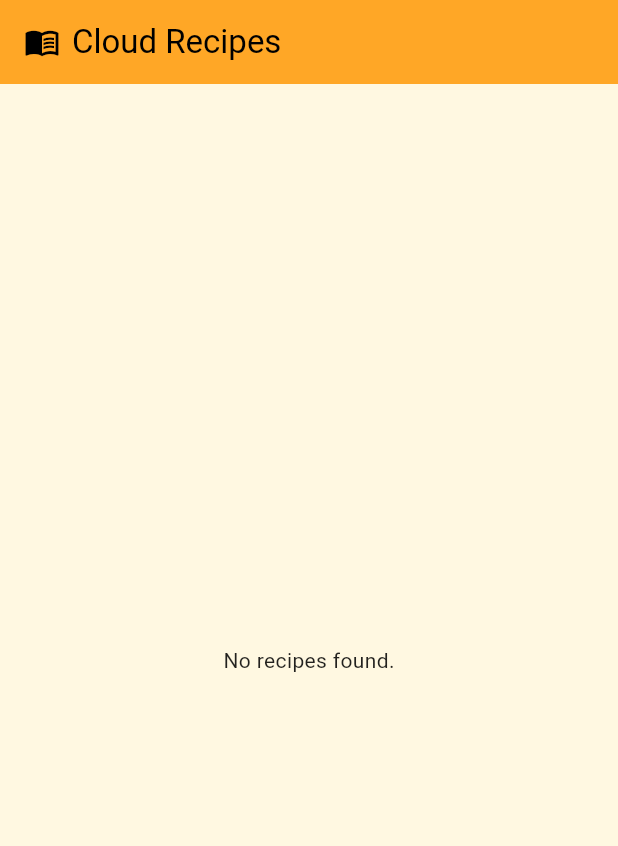
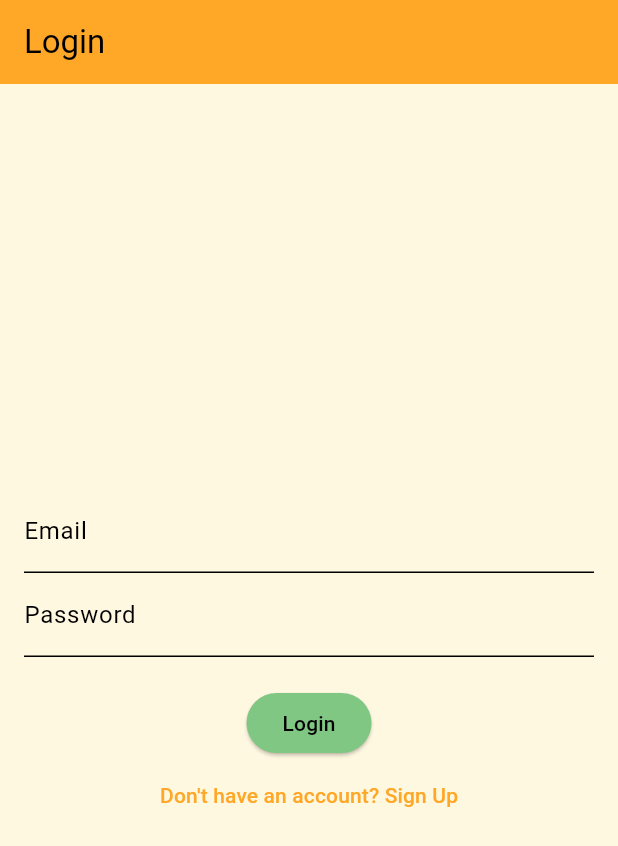
Before and after one commit to luisfelipealves/recipe_cloud_app, a Flutter app: the screen it shows after launch, on a phone screen of 412 x 824 dp. Shown: the top 846 px of the screen. Run offline on Flutter 3.47's test engine with Material 3 defaults, Android fonts, the light colour scheme and no system bars; our stand-ins replace flutter_dotenv, supabase_flutter; accounts and stored records are empty.

Commit message:
Refactor HomePage to include AuthService for authentication management; update MyApp to use AuthGate for handling user authentication and recipe service initialization.

```diff
--- /dev/null
+++ b/lib/core/services/auth_service.dart
@@ -0,0 +1,48 @@
+import 'dart:async';
+import 'package:flutter/foundation.dart';
+import 'package:supabase_flutter/supabase_flutter.dart';
+
+class AuthService {
+  final SupabaseClient _client;
+
+  AuthService(this._client);
+
+  Stream<AuthState> get authStateChanges => _client.auth.onAuthStateChange;
+
+  User? get currentUser => _client.auth.currentUser;
+
+  Future<void> signUp({required String email, required String password}) async {
+    try {
+      final AuthResponse res = await _client.auth.signUp(
+        email: email,
+        password: password,
+      );
+      if (res.user == null) {
+        throw Exception('Sign up failed: No user returned.');
+      }
+      debugPrint('Sign up successful for user: ${res.user!.id}');
+    } on AuthException catch (e) {
+      debugPrint('Supabase AuthException on sign up: ${e.message}');
+      throw Exception('Sign up failed: ${e.message}');
+    } catch (e) {
+      debugPrint('Generic exception on sign up: $e');
+      throw Exception('An unexpected error occurred during sign up.');
+    }
+  }
+
+  Future<void> signInWithPassword({
+    required String email,
+    required String password,
+  }) async {
+    try {
+      await _client.auth.signInWithPassword(email: email, password: password);
+    } on AuthException catch (e) {
+      debugPrint('Supabase AuthException on sign in: ${e.message}');
+      throw Exception('Sign in failed: ${e.message}');
+    }
+  }
+
+  Future<void> signOut() async {
+    await _client.auth.signOut();
+  }
+}
--- /dev/null
+++ b/lib/features/auth/presentation/pages/auth_gate.dart
@@ -0,0 +1,73 @@
+import 'package:flutter/material.dart';
+import 'package:recipe_cloud_app/core/services/auth_service.dart';
+import 'package:recipe_cloud_app/core/services/recipe_service.dart';
+import 'package:recipe_cloud_app/features/auth/presentation/pages/login_page.dart';
+import 'package:recipe_cloud_app/features/auth/presentation/pages/signup_page.dart';
+import 'package:recipe_cloud_app/features/recipes/presentation/pages/home_page.dart';
+import 'package:supabase_flutter/supabase_flutter.dart';
+
+class AuthGate extends StatefulWidget {
+  final AuthService authService;
+  final RecipeService recipeService;
+
+  const AuthGate({
+    super.key,
+    required this.authService,
+    required this.recipeService,
+  });
+
+  @override
+  State<AuthGate> createState() => _AuthGateState();
+}
+
+class _AuthGateState extends State<AuthGate> {
+  bool _showLoginPage = true;
+
+  void _toggleAuthPages() {
+    setState(() {
+      _showLoginPage = !_showLoginPage;
+    });
+  }
+
+  @override
+  Widget build(BuildContext context) {
+    return StreamBuilder<AuthState>(
+      stream: widget.authService.authStateChanges,
+      builder: (context, snapshot) {
+        // This check is important to handle the initial state before the stream emits.
+        if (snapshot.connectionState == ConnectionState.waiting) {
+          return const Scaffold(
+            body: Center(child: CircularProgressIndicator()),
+          );
+        }
+
+        final session = snapshot.data?.session;
+
+        if (session != null && session.user != null) {
+          return HomePage(
+            recipeService: widget.recipeService,
+            authService: widget.authService,
+          );
+        } else {
+          if (_showLoginPage) {
+            return LoginPage(
+              authService: widget.authService,
+              onSignedIn: () {
+                /* StreamBuilder will rebuild */
+              },
+              onNavigateToSignUp: _toggleAuthPages,
+            );
+          } else {
+            return SignUpPage(
+              authService: widget.authService,
+              onSignedIn: () {
+                /* StreamBuilder will rebuild */
+              },
+              onNavigateToLogin: _toggleAuthPages,
+            );
+          }
+        }
+      },
+    );
+  }
+}
--- /dev/null
+++ b/lib/features/auth/presentation/pages/login_page.dart
@@ -0,0 +1,105 @@
+import 'package:flutter/material.dart';
+import 'package:recipe_cloud_app/core/services/auth_service.dart';
+
+class LoginPage extends StatefulWidget {
+  final AuthService authService;
+  final VoidCallback onSignedIn;
+  final VoidCallback onNavigateToSignUp;
+
+  const LoginPage({
+    super.key,
+    required this.authService,
+    required this.onSignedIn,
+    required this.onNavigateToSignUp,
+  });
+
+  @override
+  State<LoginPage> createState() => _LoginPageState();
+}
+
+class _LoginPageState extends State<LoginPage> {
+  final _formKey = GlobalKey<FormState>();
+  final _emailController = TextEditingController();
+  final _passwordController = TextEditingController();
+  bool _isLoading = false;
+  String? _errorMessage;
+
+  Future<void> _signIn() async {
+    if (_formKey.currentState!.validate()) {
+      setState(() {
+        _isLoading = true;
+        _errorMessage = null;
+      });
+      try {
+        await widget.authService.signInWithPassword(
+          email: _emailController.text.trim(),
+          password: _passwordController.text.trim(),
+        );
+        widget.onSignedIn();
+      } catch (e) {
+        setState(() {
+          _errorMessage = e.toString();
+        });
+      } finally {
+        if (mounted) {
+          setState(() {
+            _isLoading = false;
+          });
+        }
+      }
+    }
+  }
+
+  @override
+  Widget build(BuildContext context) {
+    return Scaffold(
+      appBar: AppBar(title: const Text('Login')),
+      body: Padding(
+        padding: const EdgeInsets.all(16.0),
+        child: Form(
+          key: _formKey,
+          child: Column(
+            mainAxisAlignment: MainAxisAlignment.center,
+            children: <Widget>[
+              TextFormField(
+                controller: _emailController,
+                decoration: const InputDecoration(labelText: 'Email'),
+                validator: (value) => value!.isEmpty ? 'Enter email' : null,
+              ),
+              TextFormField(
+                controller: _passwordController,
+                decoration: const InputDecoration(labelText: 'Password'),
+                obscureText: true,
+                validator: (value) => value!.isEmpty ? 'Enter password' : null,
+              ),
+              const SizedBox(height: 20),
+              if (_isLoading)
+                const CircularProgressIndicator()
+              else
+                ElevatedButton(onPressed: _signIn, child: const Text('Login')),
+              if (_errorMessage != null)
+                Padding(
+                  padding: const EdgeInsets.all(8.0),
+                  child: Text(
+                    _errorMessage!,
+                    style: const TextStyle(color: Colors.red),
+                  ),
+                ),
+              TextButton(
+                onPressed: widget.onNavigateToSignUp,
+                child: const Text('Don\'t have an account? Sign Up'),
+              ),
+            ],
+          ),
+        ),
+      ),
+    );
+  }
+
+  @override
+  void dispose() {
+    _emailController.dispose();
+    _passwordController.dispose();
+    super.dispose();
+  }
+}
--- a/lib/presentation/app.dart
+++ b/lib/presentation/app.dart
@@ -1,7 +1,8 @@
 import 'package:flutter/material.dart';
+import 'package:recipe_cloud_app/core/services/auth_service.dart';
 import 'package:recipe_cloud_app/core/services/recipe_service.dart';
 import 'package:recipe_cloud_app/core/theme/app_theme.dart';
-import 'package:recipe_cloud_app/features/recipes/presentation/pages/home_page.dart';
+import 'package:recipe_cloud_app/features/auth/presentation/pages/auth_gate.dart';
 import 'package:supabase_flutter/supabase_flutter.dart';
 
 class MyApp extends StatelessWidget {
@@ -9,14 +10,16 @@ class MyApp extends StatelessWidget {
 
   @override
   Widget build(BuildContext context) {
-    final recipeService = RecipeService(Supabase.instance.client);
+    final supabaseClient = Supabase.instance.client;
+    final authService = AuthService(supabaseClient);
+    final recipeService = RecipeService(supabaseClient);
 
     return MaterialApp(
       title: 'Recipe Cloud',
       theme: AppTheme.lightTheme,
       darkTheme: AppTheme.darkTheme,
       themeMode: ThemeMode.system,
-      home: HomePage(recipeService: recipeService),
+      home: AuthGate(authService: authService, recipeService: recipeService),
     );
   }
 }
```
Also changed, not shown: lib/features/auth/presentation/pages/signup_page.dart (added, +121 -0 lines), lib/features/recipes/presentation/pages/home_page.dart (+7 -1 lines).
